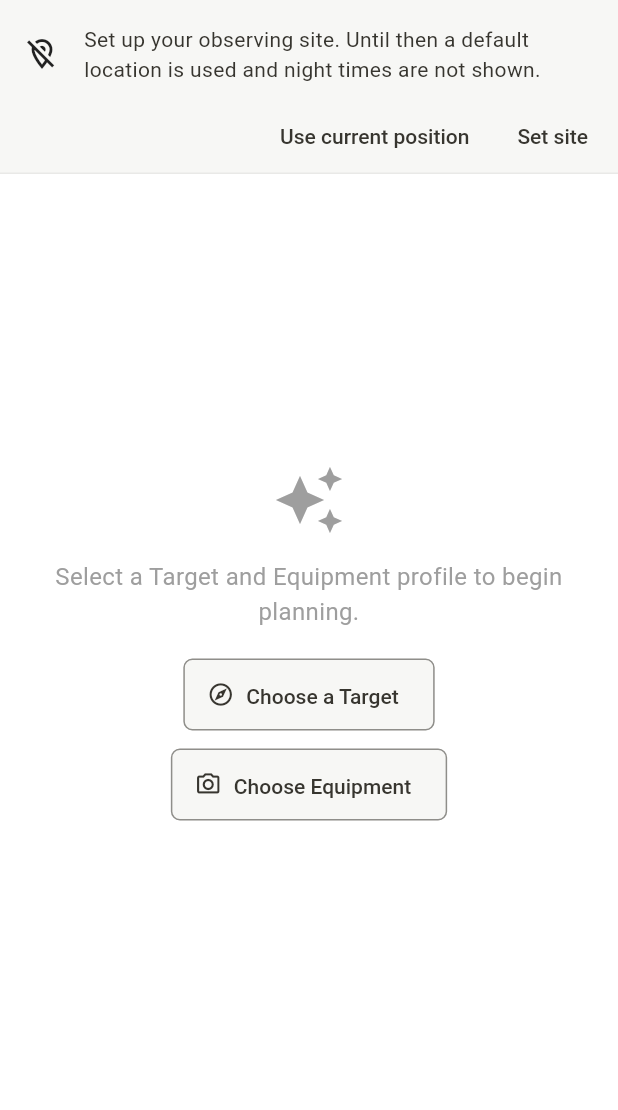
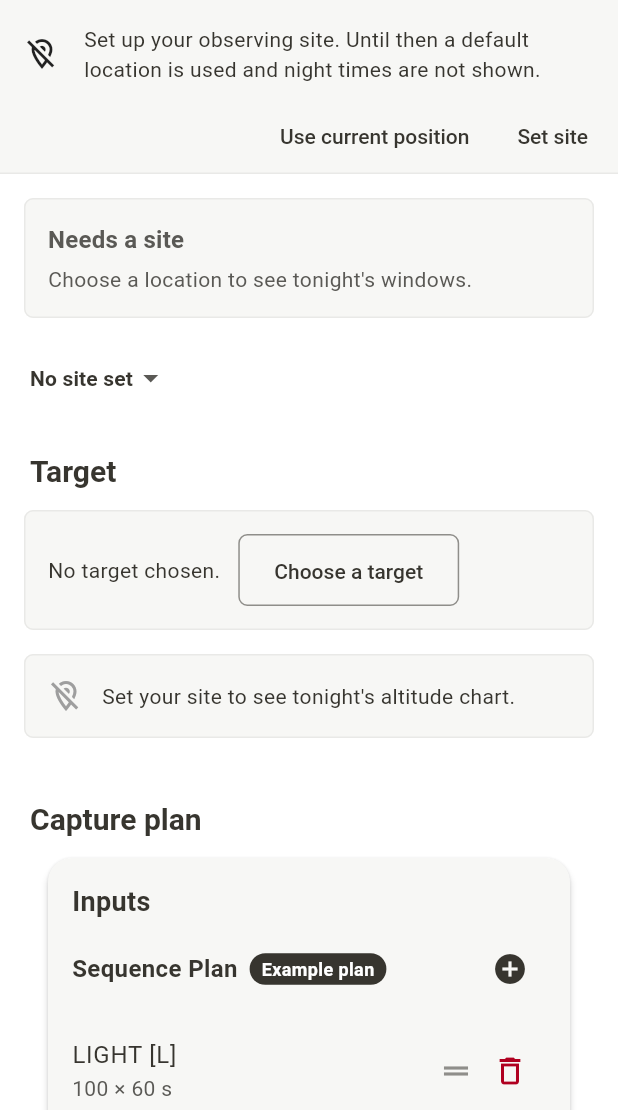
Before and after one commit to Buffur/Astro-Planner, a Flutter app: the HomeScreen screen opened directly, on a phone screen of 412 x 824 dp, the part 126-1236 px from its top. Run offline on Flutter 3.47's test engine with Material 3 defaults, Android fonts, the phone set to English and light mode, and no system bars; our stand-ins replace drift, file_picker, flutter_map, flutter_timezone, geolocator, go_router and 5 more; accounts and stored records are empty; generated files the repository leaves out were written again; statements that could not run were skipped.

Commit message:
feat: S6.6 the planner answers first (ADR-019 §6)
The planner's first screen now answers: the status (PlanStatus over
StatusBlock: the verdict with time needed and usable time, e.g. "Fits:
2 h 5 min needed of 4 h 20 min usable", its reason, when capture ends,
the integration, and fill or trim), then the context line (site ▾ ·
night ▾ with the shared night picker, replacing "Session Date"), the
target and tonight's windows, the capture plan (its outputs no longer
repeat the fit), the conditions, and the rig ("Rig: …", the values this
plan uses first, then any capability warning, then the reference rows).

No empty-state page: a missing site, target or rig keeps the structure
with a neutral status ("Needs a site", "Needs a target", "Needs a rig")
and a way to choose. "Needs a site"/"Needs a rig" follow the glossary's
"Needs a …" pattern and are kept out of AppWords for the owner to
confirm. "Current Altitude" reads "Altitude now" (UX-15 (3)). InfoRow
uses the text roles.

Tests: planner_structure_test (the first 412 x 915 screen shows the
target, night, site, state, verdict, time needed, usable time,
integration and reason in light, dark and field; the status equals the
fit and the budget for fits, doesn't fit, a filled window and no
window; no rig). Deliberate changes: the empty-state test checks the
new structure; the fill test pumps the status with the capture plan and
seeds the rig; the gated-feature test scrolls to "Rig"; the E2E opens
the rig by "Rig:". "Equipment profile" left home_screen's baseline.

Docs: ARCHITECTURE B4, FEATURE_STATUS, DESIGN_SYSTEM, the plan,
PROGRESS.

Verification: full gate after the last code change, PASS (encoding;
format, 420 files; analyze; 1,391 tests, 2 expected skips; 2 host E2E).

Co-Authored-By: Claude Opus 5.5 <noreply@anthropic.com>

```diff
--- a/lib/presentation/screens/home/home_screen.dart
+++ b/lib/presentation/screens/home/home_screen.dart
@@ -12,14 +12,12 @@ import '../../viewmodels/plan_lifecycle_viewmodel.dart';
 import '../../viewmodels/night_conditions_viewmodel.dart';
 import '../../viewmodels/capture_analysis_viewmodel.dart';
 import '../../widgets/planner_summary_card.dart';
+import '../../widgets/plan_status.dart';
 import '../../shared/capability_text.dart';
 import '../../shared/light_pollution_map_link.dart';
 import '../../shared/location_feedback.dart';
 import '../../shared/start_session.dart';
 import '../../shared/night_time_formatter.dart';
-import '../../../domain/models/calendar_date.dart';
-import '../../../domain/models/astro_target.dart';
-import '../../../domain/models/equipment_profile.dart';
 import '../../../domain/models/target_types.dart';
 import '../../shared/field_mode_button.dart';
 import '../../widgets/capture_plan_widget.dart';
@@ -30,7 +28,7 @@ import '../details/night_moon_screen.dart';
 import '../../../core/theme/app_palette.dart';
 import '../../../core/theme/app_spacing.dart';
 import '../../shared/app_words.dart';
-import '../../shared/context_line.dart' show pickNight;
+import '../../shared/context_line.dart';
 import '../../shared/plan_state.dart';
 import '../../shared/failure_feedback.dart';
 import '../../shared/unsaved_plan_prompt.dart';
@@ -68,12 +66,40 @@ class HomeScreen extends StatelessWidget {
                 if (planVm.autosaveFailure != null)
                   const _AutosaveFailureBanner(),
                 Expanded(
-                  child: target == null || equipment == null
-                      ? _EmptyStateView(target: target, equipment: equipment)
-                      : ListView(
+                  // S6.6 (ADR-019 §6; UX-01, UX-02): the answer first, then
+                  // the context, the target and its windows, the capture
+                  // plan, the conditions and the rig. Without a target or a
+                  // rig the structure stays, with a neutral status.
+                  child: ListView(
                     padding: const EdgeInsets.all(16.0),
                     children: [
-                            _SectionHeader('Target / What'),
+                      const PlanStatus(),
+                      ContextLine(
+                        siteName: siteVm.isDefaultLocation
+                            ? null
+                            : siteVm.activeSite?.name ??
+                                  siteVm.locationName ??
+                                  'Current position',
+                        night: planVm.eveningDate,
+                        zoneId: siteVm.displayZoneId,
+                        nightStartUtc: planVm.sessionNight?.startUtc,
+                        onSite: () => context.push(AppRouter.selectSite),
+                        onNight: () async {
+                          final picked = await pickNight(
+                            context,
+                            initial: planVm.eveningDate,
+                          );
+                          if (picked != null && context.mounted) {
+                            await runWithFeedback(
+                              context,
+                              'change the night',
+                              () => planVm.setEveningDate(picked),
+                            );
+                          }
+                        },
+                      ),
+                      _SectionHeader('Target'),
+                      if (target != null) ...[
                         PlannerSummaryCard(
                           title:
                               (target.commonName != null &&
@@ -87,12 +113,13 @@ class HomeScreen extends StatelessWidget {
                             if (TargetTypes.isMoving(target.type))
                               'Note': TargetTypes.movingWarning,
                             if (conditionsVm.currentAltitude != null)
-                                  'Current Altitude':
+                              // UX-15 (3): the altitude now, not on
+                              // the planned night.
+                              'Altitude now':
                                   '${conditionsVm.currentAltitude?.toStringAsFixed(1)}°',
                             // TASK 10.3: inside tonight's windows, not
                             // at culmination (possibly in daylight).
-                                if (conditionsVm.imagingOpportunity
-                                    case final o?)
+                            if (conditionsVm.imagingOpportunity case final o?)
                               'Max altitude in windows':
                                   o.maxAltitudeInWindowsDeg == null
                                   ? 'no window tonight'
@@ -100,86 +127,23 @@ class HomeScreen extends StatelessWidget {
                           },
                           onTap: () => context.push(AppRouter.selectTarget),
                         ),
+                      ] else
+                        _ChooseCard(
+                          key: const Key('planner.noTarget'),
+                          text: 'No target chosen.',
+                          action: 'Choose a target',
+                          onTap: () => context.push(AppRouter.selectTarget),
+                        ),
                       if (planVm.sessionNight != null)
                         const TonightOpportunityWidget()
                       else
                         const _NoSiteCard(
-                                message: "Set your site to see tonight's altitude chart.",
+                          message:
+                              "Set your site to see tonight's altitude chart.",
                         ),
-                            _SectionHeader('Equipment / How'),
-                            PlannerSummaryCard(
-                              title: 'Equipment: ${equipment.name}',
-                              data: {
-                                'Pixel Scale': analysisVm.pixelScale != null
-                                    ? '${analysisVm.pixelScale!.toStringAsFixed(2)} arcsec/px'
-                                    : 'Unknown',
-                                // TASK 8.6: capability summary (guidance).
-                                if (analysisVm.rigCapability case final cap?)
-                                  'Field of view': CapabilityText.fov(cap),
-                                if (analysisVm.rigCapability case final cap?
-                                    when cap.npf != null)
-                                  'NPF (untracked)': CapabilityText.npf(cap)!,
-                                if (analysisVm.rigCapability case final cap?
-                                    when cap.recommendedMaxSubS != null)
-                                  'Max sub (guide)':
-                                      CapabilityText.recommendedMaxSub(cap)!,
-                                if (analysisVm.rigCapability case final cap?
-                                    when cap.frameFillFraction != null)
-                                  'Target size': CapabilityText.frameFill(cap)!,
-                                'Focal length':
-                                    '${_trimNumber(equipment.focalLengthMm)} mm',
-                                'Focal ratio': equipment.needsApertureReview
-                                    ? 'f/${_trimNumber(equipment.focalRatio)} — please review'
-                                    : 'f/${equipment.focalRatio.toStringAsFixed(1)}',
-                                'Sensor':
-                                    '${_trimNumber(equipment.sensorWidthMm)} × ${_trimNumber(equipment.sensorHeightMm)} mm (${_trimNumber(equipment.pixelPitchUm)} µm pixels)',
-                                'Tracking': equipment.trackingType.label,
-                              },
-                              onTap: () => context.push(AppRouter.selectRig),
-                            ),
-                            _SectionHeader('Conditions & Timeline / When'),
-                            Card(
-                              margin: const EdgeInsets.only(bottom: 16),
-                              child: ListTile(
-                                leading: const Icon(Icons.calendar_month),
-                                title: const Text('Session Date'),
-                                subtitle: Text(
-                                  planVm.eveningDate != null
-                                      ? 'Night of ${NightTimeFormatter.eveningDate(planVm.eveningDate!)}'
-                                      : 'No site set',
-                                ),
-                                trailing: const Icon(Icons.edit, size: 16),
-                                onTap: () async {
-                                  final evening = planVm.eveningDate;
-                                  final now = DateTime.now();
-                                  final picked = await showDatePicker(
-                                    context: context,
-                                    initialDate: evening != null
-                                        ? DateTime(
-                                            evening.year,
-                                            evening.month,
-                                            evening.day,
-                                          )
-                                        : now,
-                                    firstDate: DateTime(
-                                      now.year - 1,
-                                      now.month,
-                                      now.day,
-                                    ),
-                                    lastDate: DateTime(
-                                      now.year + 5,
-                                      now.month,
-                                      now.day,
-                                    ),
-                                  );
-                                  if (picked != null) {
-                                    planVm.setEveningDate(
-                                      CalendarDate.fromDateTimeFields(picked),
-                                    );
-                                  }
-                                },
-                              ),
-                            ),
+                      _SectionHeader(AppWords.capturePlan),
+                      const CapturePlanWidget(),
+                      _SectionHeader('Conditions'),
                       // S6.5 (UX-06, UX-10): the night and its
                       // forecast in full are on their detail screens;
                       // here one factual row each. Without a site the
@@ -208,18 +172,12 @@ class HomeScreen extends StatelessWidget {
                         ),
                       ] else
                         PlannerSummaryCard(
-                                title:
-                                    'Location: ${siteVm.locationName ?? "Custom"}',
+                          title: 'Location: ${siteVm.locationName ?? "Custom"}',
                           data: {
-                                  'Latitude': siteVm.latitude.toStringAsFixed(
-                                    4,
-                                  ),
-                                  'Longitude': siteVm.longitude.toStringAsFixed(
-                                    4,
-                                  ),
+                            'Latitude': siteVm.latitude.toStringAsFixed(4),
+                            'Longitude': siteVm.longitude.toStringAsFixed(4),
                             if (siteVm.locationNameAttribution != null)
-                                    'Place name':
-                                        siteVm.locationNameAttribution!,
+                              'Place name': siteVm.locationNameAttribution!,
                           },
                           onTap: () => context.push(AppRouter.selectSite),
                         ),
@@ -281,8 +239,48 @@ class HomeScreen extends StatelessWidget {
                             ),
                           ),
                         ),
-                            _SectionHeader('Capture Plan'),
-                            const CapturePlanWidget(),
+                      _SectionHeader(AppWords.rig),
+                      if (equipment != null) ...[
+                        PlannerSummaryCard(
+                          title: '${AppWords.rig}: ${equipment.name}',
+                          data: {
+                            // S6.6: the values this plan uses first,
+                            // then any active capability warning
+                            // (TASK 8.6, guidance); the reference rows
+                            // after them (S6.7 folds those).
+                            if (analysisVm.rigCapability case final cap?)
+                              'Field of view': CapabilityText.fov(cap),
+                            'Pixel scale': analysisVm.pixelScale != null
+                                ? '${analysisVm.pixelScale!.toStringAsFixed(2)} arcsec/px'
+                                : 'Unknown',
+                            if (analysisVm.rigCapability case final cap?
+                                when cap.frameFillFraction != null)
+                              'Target size': CapabilityText.frameFill(cap)!,
+                            if (analysisVm.rigCapability case final cap?
+                                when cap.npf != null)
+                              'NPF (untracked)': CapabilityText.npf(cap)!,
+                            if (analysisVm.rigCapability case final cap?
+                                when cap.recommendedMaxSubS != null)
+                              'Max sub (guide)':
+                                  CapabilityText.recommendedMaxSub(cap)!,
+                            'Focal length':
+                                '${_trimNumber(equipment.focalLengthMm)} mm',
+                            'Focal ratio': equipment.needsApertureReview
+                                ? 'f/${_trimNumber(equipment.focalRatio)} — please review'
+                                : 'f/${equipment.focalRatio.toStringAsFixed(1)}',
+                            'Sensor':
+                                '${_trimNumber(equipment.sensorWidthMm)} × ${_trimNumber(equipment.sensorHeightMm)} mm (${_trimNumber(equipment.pixelPitchUm)} µm pixels)',
+                            'Tracking': equipment.trackingType.label,
+                          },
+                          onTap: () => context.push(AppRouter.selectRig),
+                        ),
+                      ] else
+                        _ChooseCard(
+                          key: const Key('planner.noRig'),
+                          text: 'No rig chosen.',
+                          action: AppWords.chooseRig,
+                          onTap: () => context.push(AppRouter.selectRig),
+                        ),
                       const SizedBox(height: 32),
                     ],
                   ),
@@ -395,56 +393,33 @@ class _BootstrapErrorView extends StatelessWidget {
   }
 }
 
-/// Shown when target and/or equipment have not been selected yet, with an
-/// action for each missing piece.
-class _EmptyStateView extends StatelessWidget {
-  final AstroTarget? target;
-  final EquipmentProfile? equipment;
+/// A missing target or rig in its section (S6.6): says so and offers the
+/// picker; the planner's structure stays around it.
+class _ChooseCard extends StatelessWidget {
+  const _ChooseCard({
+    super.key,
+    required this.text,
+    required this.action,
+    required this.onTap,
+  });
 
-  const _EmptyStateView({required this.target, required this.equipment});
+  final String text;
+  final String action;
+  final VoidCallback onTap;
 
   @override
   Widget build(BuildContext context) {
-    return Center(
+    return Card(
+      margin: const EdgeInsets.only(bottom: 16),
       child: Padding(
-        padding: const EdgeInsets.all(32.0),
-        child: Column(
-          mainAxisAlignment: MainAxisAlignment.center,
+        padding: const EdgeInsets.all(16),
+        child: Wrap(
+          spacing: 12,
+          runSpacing: 8,
+          crossAxisAlignment: WrapCrossAlignment.center,
           children: [
-            Icon(
-              Icons.auto_awesome,
-              size: 48,
-              color: AppPalette.of(context).muted,
-            ),
-            const SizedBox(height: 16),
-            Text(
-              'Select a Target and Equipment profile to begin planning.',
-              textAlign: TextAlign.center,
-              style: TextStyle(
-                color: AppPalette.of(context).muted,
-                fontSize: 16,
-              ),
-            ),
-            const SizedBox(height: 20),
-            Wrap(
-              spacing: 12,
-              runSpacing: 12,
-              alignment: WrapAlignment.center,
-              children: [
-                if (target == null)
-                  ElevatedButton.icon(
-                    onPressed: () => context.push(AppRouter.selectTarget),
-                    icon: const Icon(Icons.explore_outlined),
-                    label: const Text('Choose a Target'),
-                  ),
-                if (equipment == null)
-                  ElevatedButton.icon(
-                    onPressed: () => context.push(AppRouter.selectRig),
-                    icon: const Icon(Icons.camera_alt_outlined),
-                    label: const Text('Choose Equipment'),
-                  ),
-              ],
-            ),
+            Text(text),
+            OutlinedButton(onPressed: onTap, child: Text(action)),
           ],
         ),
       ),
--- /dev/null
+++ b/lib/presentation/widgets/plan_status.dart
@@ -0,0 +1,148 @@
+import 'package:flutter/material.dart';
+import 'package:go_router/go_router.dart';
+import 'package:provider/provider.dart';
+
+import '../../core/utils/quantity_text.dart';
+import '../../domain/services/fit_analyzer.dart';
+import '../navigation/app_router.dart';
+import '../shared/app_words.dart';
+import '../shared/night_time_formatter.dart';
+import '../shared/status_block.dart';
+import '../viewmodels/capture_analysis_viewmodel.dart';
+import '../viewmodels/session_plan_viewmodel.dart';
+import '../viewmodels/site_viewmodel.dart';
+
+/// The planner's answer, first (S6.6; ADR-019 §6.2; UX-01): the verdict with
+/// its relationship ("Fits: 2 h 5 min needed of 4 h 20 min usable"), its key
+/// reason, when capture ends, the integration, and the next action — fill or
+/// trim from the fit, or the missing input to choose. Every value comes from
+/// `FitAnalyzer` and `CaptureBudget` through the ViewModel; no percentage,
+/// score or good/bad rating. A missing site, target or rig is neutral.
+class PlanStatus extends StatelessWidget {
+  const PlanStatus({super.key});
+
+  /// The missing-input headlines for a site and a rig (S6.6).
+  static const needsSite = 'Needs a site';
+  static const needsRig = 'Needs a rig';
+
+  @override
+  Widget build(BuildContext context) {
+    final analysis = context.watch<CaptureAnalysisViewModel>();
+    final plan = context.watch<SessionPlanViewModel>();
+    final site = context.watch<SiteViewModel>();
+    final fit = analysis.fitAnalysis;
+    final night = plan.sessionNight;
+
+    // The input the answer waits for, in the order it is needed. The
+    // glossary's "Needs a …" pattern (a target, a block) is applied to a
+    // site and a rig here; the site's action is the banner's and the
+    // context line's, so it is not repeated.
+    final (String? missing, String? pick, String? route) = night == null
+        ? (needsSite, null, null)
+        : plan.selectedTarget == null
+        ? (AppWords.needsTarget, 'Choose a target', AppRouter.selectTarget)
+        : plan.selectedEquipment == null
+        ? (needsRig, AppWords.chooseRig, AppRouter.selectRig)
+        : (null, null, null);
+    final state = missing != null ? FitState.needsInput : fit.state;
+
+    final measured =
+        missing == null &&
+        (fit.state == FitState.fits ||
+            fit.state == FitState.tight ||
+            fit.state == FitState.doesNotFit);
+    final end = fit.endUtc;
+    return Card(
+      key: const Key('planner.status'),
+      margin: const EdgeInsets.only(bottom: 16),
+      child: Padding(
+        padding: const EdgeInsets.all(16),
+        child: StatusBlock(
+          state: state,
+          missing: missing,
+          needed: measured ? Duration(milliseconds: fit.windowLoadMs) : null,
+          usable: measured && fit.availableMs > 0
+              ? Duration(milliseconds: fit.availableMs)
+              : null,
+          reason: missing == needsRig
+              ? 'A rig is needed to save the plan and to check exposures.'
+              : fit.reason,
+          keyNumbers: [
+            if (missing == null)
+              (
+                AppWords.integration,
+                QuantityText.duration(
+                  Duration(milliseconds: analysis.captureBudget.integrationMs),
+                ),
+              ),
+            if (missing == null &&
+                end != null &&
+                night != null &&
+                (fit.state == FitState.fits || fit.state == FitState.tight))
+              (
+                'Capture ends',
+                NightTimeFormatter.instant(
+                  context,
+                  end,
+                  windowStartUtc: night.startUtc,
+                  zoneId: site.displayZoneId,
+                ),
+              ),
+          ],
+          action: pick != null
+              ? OutlinedButton(
+                  key: const Key('status.choose'),
+                  onPressed: () => context.push(route!),
+                  child: Text(pick),
+                )
+              : measured
+              ? FillWindowAction(fit: fit)
+              : null,
+        ),
+      ),
+    );
+  }
+}
+
+/// "Fill tonight's window" or "Trim … to fit tonight" (TASK 5.6): one action
+/// that sets the plan's last light block to the largest frame count that
+/// still places. Moved into the status in S6.6; values from the ViewModel.
+class FillWindowAction extends StatelessWidget {
+  const FillWindowAction({super.key, required this.fit});
+
+  final FitResult fit;
+
+  @override
+  Widget build(BuildContext context) {
+    final viewModel = context.watch<CaptureAnalysisViewModel>();
+    final index = viewModel.fillWindowBlockIndex;
+    final target = viewModel.fillWindowFrameCount;
+    if (index == null || target == null) return const SizedBox.shrink();
+    final block = context.watch<SessionPlanViewModel>().captureBlocks[index];
+    final label =
+        '${block.filterName ?? 'Light'} '
+        '${QuantityText.exposure(block.exposureTimeSeconds)}';
+    if (target < 1) {
+      return Text(
+        'Not even one $label frame fits tonight.',
+        style: Theme.of(context).textTheme.bodySmall,
+      );
+    }
+    if (target == block.frameCount) return const SizedBox.shrink();
+    return Align(
+      alignment: Alignment.centerLeft,
+      child: TextButton.icon(
+        key: const Key('capturePlan.fillWindow'),
+        icon: Icon(
+          target < block.frameCount ? Icons.content_cut : Icons.open_in_full,
+        ),
+        label: Text(
+          target < block.frameCount
+              ? 'Trim $label to $target frames to fit tonight'
+              : 'Fill tonight\'s window: $label × $target',
+        ),
+        onPressed: () => viewModel.fillWindow(),
+      ),
+    );
+  }
+}
```
Also changed, not shown: lib/presentation/shared/info_row.dart (+6 -3 lines), lib/presentation/widgets/capture_plan/capture_budget_summary.dart (+5 -99 lines), 10 other files. Lines whose indentation alone changed are shown as unchanged.
